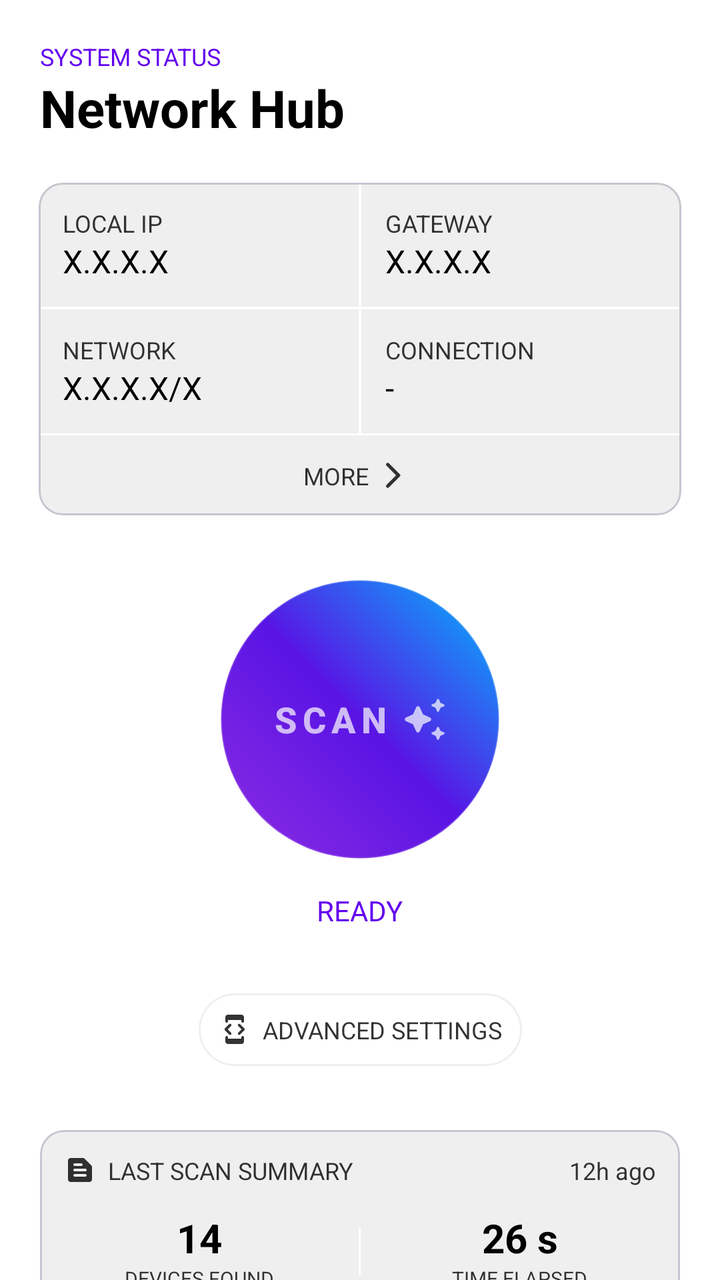
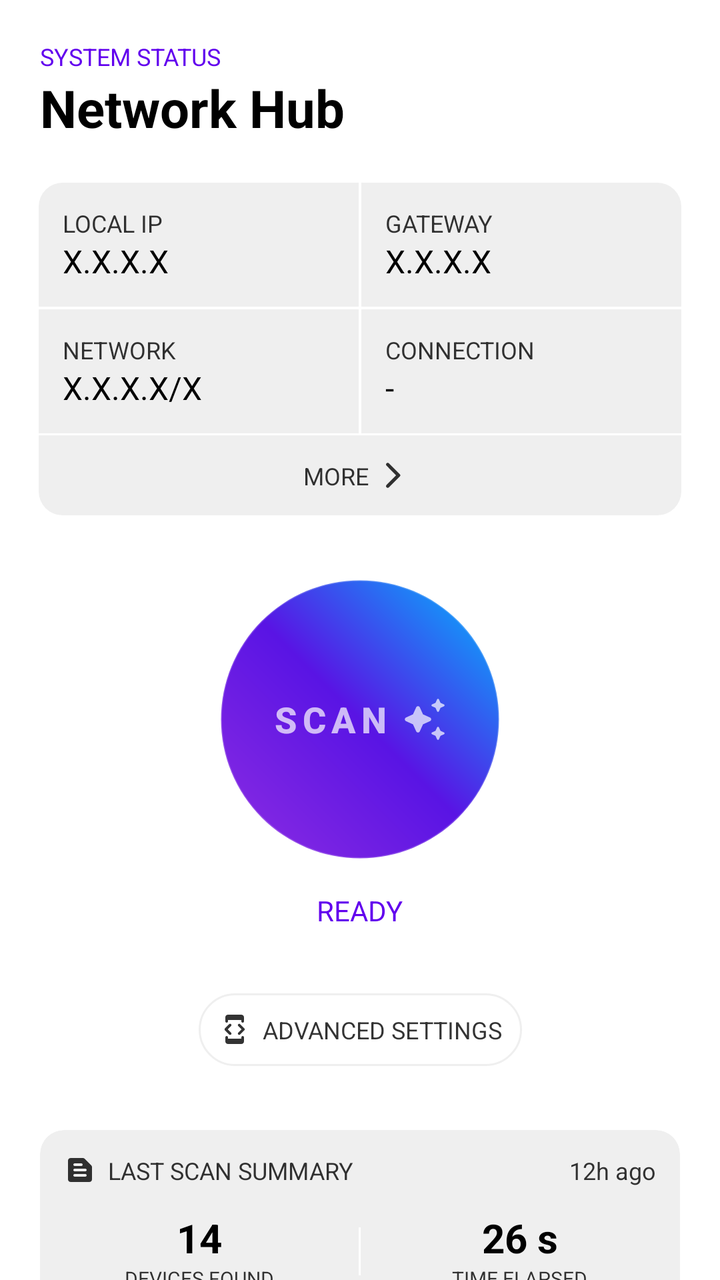

Two renders of the same Android screen: before a commit and after it. Below are the layout's source before the change and the commit's diff.
<!-- AndroidManifest.xml: application theme Theme.NetAnalyzer.Light -->
<!-- res/layout/fragment_home.xml -->
<?xml version="1.0" encoding="utf-8"?>
<ScrollView xmlns:android="http://schemas.android.com/apk/res/android"
    xmlns:app="http://schemas.android.com/apk/res-auto"
    android:layout_width="match_parent"
    android:layout_height="match_parent"
    android:fillViewport="true"
    android:scrollbars="none">

    <androidx.constraintlayout.widget.ConstraintLayout
        android:layout_width="match_parent"
        android:layout_height="wrap_content"
        android:background="?android:attr/colorBackground"
        android:clipChildren="false"
        android:clipToPadding="false">

        <LinearLayout
            android:id="@+id/header"
            android:layout_width="wrap_content"
            android:layout_height="wrap_content"
            android:layout_margin="20dp"
            android:orientation="vertical"
            app:layout_constraintStart_toStartOf="parent"
            app:layout_constraintTop_toTopOf="parent">

            <TextView
                android:id="@+id/tv_subtitle"
                android:layout_width="wrap_content"
                android:layout_height="wrap_content"
                android:text="@string/system_status"
                android:textColor="?attr/colorPrimary"
                android:textSize="12sp" />

            <TextView
                android:id="@+id/tvSettingsTitle"
                android:layout_width="wrap_content"
                android:layout_height="wrap_content"
                android:text="@string/network_hub"
                android:textColor="?attr/colorOnBackground"
                android:textSize="26sp"
                android:textStyle="bold" />
        </LinearLayout>

        <com.google.android.material.card.MaterialCardView
            android:id="@+id/card_info"
            android:layout_width="wrap_content"
            android:layout_height="wrap_content"
            android:layout_marginTop="20dp"
            app:cardCornerRadius="12dp"
            app:cardElevation="0dp"
            app:layout_constraintEnd_toEndOf="parent"
            app:layout_constraintStart_toStartOf="parent"
            app:layout_constraintTop_toBottomOf="@id/header">

            <GridLayout
                android:id="@+id/layout_network_info"
                android:layout_width="wrap_content"
                android:layout_height="wrap_content"
                android:background="?android:attr/colorBackground"
                android:columnCount="2"
                android:rowCount="3">

                <LinearLayout
                    android:id="@+id/info1"
                    android:layout_width="160dp"
                    android:layout_height="wrap_content"
                    android:layout_marginEnd="0.5dp"
                    android:layout_marginBottom="0.5dp"
                    android:background="?attr/colorSurface"
                    android:orientation="vertical"
                    android:padding="12dp">

                    <TextView
                        android:id="@+id/tv_ip_title"
                        android:layout_width="wrap_content"
                        android:layout_height="wrap_content"
                        android:text="@string/home_local_ip"
                        android:textColor="?attr/colorOnSurface"
                        android:textSize="12sp" />

                    <TextView
                        android:id="@+id/tv_ip"
                        android:layout_width="wrap_content"
                        android:layout_height="wrap_content"
                        android:text="@string/ip_placeholder"
                        android:textColor="?attr/colorOnBackground"
                        android:textSize="16sp" />
                </LinearLayout>

                <LinearLayout
                    android:id="@+id/info2"
                    android:layout_width="160dp"
                    android:layout_height="wrap_content"
                    android:layout_marginStart="0.5dp"
                    android:layout_marginBottom="0.5dp"
                    android:background="?attr/colorSurface"
                    android:orientation="vertical"
                    android:padding="12dp">

                    <TextView
                        android:id="@+id/tv_gateway_title"
                        android:layout_width="wrap_content"
                        android:layout_height="wrap_content"
                        android:text="@string/home_gateway"
                        android:textColor="?attr/colorOnSurface"
                        android:textSize="12sp" />

                    <TextView
                        android:id="@+id/tv_gateway"
                        android:layout_width="wrap_content"
                        android:layout_height="wrap_content"
                        android:text="@string/ip_placeholder"
                        android:textColor="?attr/colorOnBackground"
                        android:textSize="16sp" />
                </LinearLayout>

                <LinearLayout
                    android:id="@+id/info3"
                    android:layout_width="160dp"
                    android:layout_height="wrap_content"
                    android:layout_marginTop="0.5dp"
                    android:layout_marginEnd="0.5dp"
                    android:background="?attr/colorSurface"
                    android:orientation="vertical"
                    android:padding="12dp">

                    <TextView
                        android:id="@+id/tv_net_title"
                        android:layout_width="wrap_content"
                        android:layout_height="wrap_content"
                        android:text="@string/network"
                        android:textColor="?attr/colorOnSurface"
                        android:textSize="12sp" />

                    <TextView
                        android:id="@+id/tv_net"
                        android:layout_width="wrap_content"
                        android:layout_height="wrap_content"
                        android:text="@string/network_placeholder"
                        android:textColor="?attr/colorOnBackground"
                        android:textSize="16sp" />
                </LinearLayout>

                <LinearLayout
                    android:id="@+id/info4"
                    android:layout_width="160dp"
                    android:layout_height="wrap_content"
                    android:layout_marginStart="0.5dp"
                    android:layout_marginTop="0.5dp"
                    android:background="?attr/colorSurface"
                    android:orientation="vertical"
                    android:padding="12dp">

                    <TextView
                        android:id="@+id/tv_connection_title"
                        android:layout_width="wrap_content"
                        android:layout_height="wrap_content"
                        android:text="@string/connection"
                        android:textColor="?attr/colorOnSurface"
                        android:textSize="12sp" />

                    <TextView
                        android:id="@+id/tv_connection"
                        android:layout_width="wrap_content"
                        android:layout_height="wrap_content"
                        android:text="@string/unknown"
                        android:textColor="?attr/colorOnBackground"
                        android:textSize="16sp" />
                </LinearLayout>

                <LinearLayout
                    android:id="@+id/more"
                    android:layout_width="0dp"
                    android:layout_height="40dp"
                    android:layout_columnSpan="2"
                    android:layout_gravity="fill_horizontal"
                    android:layout_marginTop="1dp"
                    android:background="?attr/colorSurface"
                    android:clickable="true"
                    android:focusable="true"
                    android:foreground="?android:attr/selectableItemBackground"
                    android:gravity="center"
                    android:orientation="horizontal"
                    android:padding="12dp">

                    <TextView
                        android:id="@+id/tv_expand_text"
                        android:layout_width="wrap_content"
                        android:layout_height="wrap_content"
                        android:text="@string/more"
                        android:textColor="?attr/colorOnSurface"
                        android:textSize="12sp" />

                    <ImageView
                        android:id="@+id/iv_expand_icon"
                        android:layout_width="wrap_content"
                        android:layout_height="wrap_content"
                        android:layout_gravity="center"
                        android:contentDescription="@string/expand_info_desc"
                        android:src="@drawable/ic_arrow_forward"
                        app:tint="?attr/colorOnSurface" />
                </LinearLayout>

            </GridLayout>

        </com.google.android.material.card.MaterialCardView>

        <View
            android:id="@+id/ring3"
            android:layout_width="280dp"
            android:layout_height="280dp"
            android:alpha="0"
            android:background="@drawable/scan_ring"
            app:layout_constraintBottom_toBottomOf="@id/btn_scan"
            app:layout_constraintEnd_toEndOf="@id/btn_scan"
            app:layout_constraintStart_toStartOf="@id/btn_scan"
            app:layout_constraintTop_toTopOf="@id/btn_scan" />

        <View
            android:id="@+id/ring2"
            android:layout_width="220dp"
            android:layout_height="220dp"
            android:alpha="0"
            android:background="@drawable/scan_ring"
            app:layout_constraintBottom_toBottomOf="@id/btn_scan"
            app:layout_constraintEnd_toEndOf="@id/btn_scan"
            app:layout_constraintStart_toStartOf="@id/btn_scan"
            app:layout_constraintTop_toTopOf="@id/btn_scan" />

        <View
            android:id="@+id/ring1"
            android:layout_width="170dp"
            android:layout_height="170dp"
            android:alpha="0"
            android:background="@drawable/scan_ring"
            app:layout_constraintBottom_toBottomOf="@id/btn_scan"
            app:layout_constraintEnd_toEndOf="@id/btn_scan"
            app:layout_constraintStart_toStartOf="@id/btn_scan"
            app:layout_constraintTop_toTopOf="@id/btn_scan" />

        <com.google.android.material.button.MaterialButton
            android:id="@+id/btn_scan"
            android:layout_width="140dp"
            android:layout_height="140dp"
            android:layout_marginTop="32dp"
            android:background="@drawable/bg_button_gradient"
            android:insetTop="0dp"
            android:insetBottom="0dp"
            android:letterSpacing="0.15"
            android:text="@string/scan"
            android:textColor="?attr/colorOnPrimary70"
            android:textSize="18sp"
            android:textStyle="bold"
            app:backgroundTint="@null"
            app:cornerRadius="70dp"

            app:icon="@drawable/ic_ai"
            app:iconGravity="textEnd"
            app:iconPadding="5dp"
            app:iconSize="24dp"

            app:iconTint="?attr/colorOnPrimary70"
            app:layout_constraintBottom_toTopOf="@id/tv_status"
            app:layout_constraintEnd_toEndOf="parent"
            app:layout_constraintStart_toStartOf="parent"
            app:layout_constraintTop_toBottomOf="@id/card_info"
            app:layout_constraintVertical_bias="0.4" />

        <TextView
            android:id="@+id/tv_status"
            android:layout_width="wrap_content"
            android:layout_height="wrap_content"
            android:layout_marginTop="16dp"
            android:layout_marginBottom="32dp"
            android:text="@string/ready"
            android:textColor="?attr/colorPrimary"
            android:textSize="14sp"
            app:layout_constraintBottom_toTopOf="@id/advanced_menu"
            app:layout_constraintEnd_toEndOf="parent"
            app:layout_constraintStart_toStartOf="parent"
            app:layout_constraintTop_toBottomOf="@id/btn_scan" />

        <LinearLayout
            android:id="@+id/advanced_menu"
            android:layout_width="wrap_content"
            android:layout_height="wrap_content"
            android:background="@drawable/round_button_selector_36"
            android:clickable="true"
            android:focusable="true"
            android:foreground="@drawable/round_ripple_24"
            android:padding="10dp"
            app:layout_constraintBottom_toTopOf="@id/card_history"
            app:layout_constraintEnd_toEndOf="parent"
            app:layout_constraintStart_toStartOf="parent"
            app:layout_constraintTop_toBottomOf="@id/tv_status">

            <ImageView
                android:layout_width="16dp"
                android:layout_height="16dp"
                android:layout_marginEnd="6dp"
                android:src="@drawable/ic_advanced"
                app:tint="?attr/colorOnSurface" />

            <TextView
                android:layout_width="wrap_content"
                android:layout_height="wrap_content"
                android:layout_weight="1"
                android:text="@string/advanced_settings"
                android:textColor="?attr/colorOnSurface"
                android:textSize="12sp" />

        </LinearLayout>

        <com.google.android.material.card.MaterialCardView
            android:id="@+id/card_history"
            android:layout_width="320dp"
            android:layout_height="wrap_content"
            android:layout_marginTop="32dp"
            android:clickable="true"
            android:focusable="true"
            android:foreground="?android:attr/selectableItemBackground"
            app:cardCornerRadius="12dp"
            app:cardElevation="0dp"
            app:layout_constraintEnd_toEndOf="parent"
            app:layout_constraintStart_toStartOf="parent"
            app:layout_constraintTop_toBottomOf="@id/advanced_menu">

            <LinearLayout
                android:layout_width="match_parent"
                android:layout_height="match_parent"
                android:layout_marginBottom="12dp"
                android:gravity="center"
                android:orientation="vertical">

                <LinearLayout
                    android:id="@+id/history"
                    android:layout_width="match_parent"
                    android:layout_height="wrap_content"
                    android:orientation="horizontal"
                    android:padding="12dp">

                    <ImageView
                        android:layout_width="16dp"
                        android:layout_height="16dp"
                        android:layout_marginEnd="6dp"
                        android:src="@drawable/ic_document"
                        app:tint="?attr/colorOnSurface" />

                    <TextView
                        android:id="@+id/tv_history_title"
                        android:layout_width="wrap_content"
                        android:layout_height="wrap_content"
                        android:layout_weight="1"
                        android:text="@string/last_scan_summary"
                        android:textColor="?attr/colorOnSurface"
                        android:textSize="12sp" />

                    <TextView
                        android:id="@+id/tv_history_time"
                        android:layout_width="wrap_content"
                        android:layout_height="wrap_content"
                        android:text="@string/time_ago_12h"
                        android:textColor="?attr/colorOnSurface"
                        android:textSize="12sp" />
                </LinearLayout>

                <LinearLayout
                    android:layout_width="match_parent"
                    android:layout_height="wrap_content"
                    android:baselineAligned="false"
                    android:gravity="center"
                    android:orientation="horizontal">

                    <LinearLayout
                        android:layout_width="0dp"
                        android:layout_height="wrap_content"
                        android:layout_weight="1"
                        android:gravity="center"
                        android:orientation="vertical">

                        <TextView
                            android:id="@+id/tv_devices_count"
                            android:layout_width="wrap_content"
                            android:layout_height="wrap_content"
                            android:text="@string/default_device_count"
                            android:textColor="?attr/colorOnBackground"
                            android:textSize="20sp"
                            android:textStyle="bold" />

                        <TextView
                            android:layout_width="wrap_content"
                            android:layout_height="wrap_content"
                            android:text="@string/devices_found"
                            android:textColor="?attr/colorOnSurface"
                            android:textSize="10sp" />
                    </LinearLayout>

                    <View
                        android:layout_width="1dp"
                        android:layout_height="24dp"
                        android:background="?android:attr/colorBackground" />

                    <LinearLayout
                        android:layout_width="0dp"
                        android:layout_height="wrap_content"
                        android:layout_weight="1"
                        android:gravity="center"
                        android:orientation="vertical">

                        <TextView
                            android:id="@+id/tv_time_elapsed"
                            android:layout_width="wrap_content"
                            android:layout_height="wrap_content"
                            android:text="@string/default_time_elapsed"
                            android:textColor="?attr/colorOnBackground"
                            android:textSize="20sp"
                            android:textStyle="bold" />

                        <TextView
                            android:layout_width="wrap_content"
                            android:layout_height="wrap_content"
                            android:text="@string/time_elapsed_label"
                            android:textColor="?attr/colorOnSurface"
                            android:textSize="10sp" />
                    </LinearLayout>

                </LinearLayout>

            </LinearLayout>

        </com.google.android.material.card.MaterialCardView>

    </androidx.constraintlayout.widget.ConstraintLayout>
</ScrollView>
<!-- resources referenced by this layout -->
<resources>
  <!-- drawable round_button_selector_36 (drawable) -->
  <?xml version="1.0" encoding="utf-8"?>
  <selector xmlns:android="http://schemas.android.com/apk/res/android">
      <item android:drawable="@drawable/round_button_pressed_36" android:state_pressed="true" />
      <item android:drawable="@drawable/round_button_36" />
  </selector>
  <!-- drawable round_ripple_24 (drawable) -->
  <?xml version="1.0" encoding="utf-8"?>
  <ripple xmlns:android="http://schemas.android.com/apk/res/android"
      android:color="?android:attr/colorControlHighlight">
      <item android:id="@android:id/mask">
          <shape android:shape="rectangle">
              <corners android:radius="24dp" />
              <solid android:color="?android:attr/colorBackground" />
          </shape>
      </item>
  </ripple>
  <!-- drawable scan_ring (drawable) -->
  <?xml version="1.0" encoding="utf-8"?>
  <shape xmlns:android="http://schemas.android.com/apk/res/android"
      android:shape="oval">
      <stroke
          android:width="2dp"
          android:color="#FF6200EE" />
      <solid android:color="#00000000" />
  </shape>
  <string name="advanced_settings">ADVANCED SETTINGS</string>
  <string name="connection">CONNECTION</string>
  <string name="default_device_count">14</string>
  <string name="default_time_elapsed">26 s</string>
  <string name="devices_found">DEVICES FOUND</string>
  <string name="expand_info_desc">Expand info</string>
  <string name="home_gateway">GATEWAY</string>
  <string name="home_local_ip">LOCAL IP</string>
  <string name="ip_placeholder">X.X.X.X</string>
  <string name="last_scan_summary">LAST SCAN SUMMARY</string>
  <string name="more">MORE</string>
  <string name="network">NETWORK</string>
  <string name="network_hub">Network Hub</string>
  <string name="network_placeholder">X.X.X.X/X</string>
  <string name="ready">READY</string>
  <string name="scan">SCAN</string>
  <string name="system_status">SYSTEM STATUS</string>
  <string name="time_ago_12h">12h ago</string>
  <string name="time_elapsed_label">TIME ELAPSED</string>
  <string name="unknown">-</string>
  <!-- drawable round_button_pressed_36 (drawable) -->
  <shape xmlns:android="http://schemas.android.com/apk/res/android"
      android:shape="rectangle">
  
      <solid android:color="?attr/colorSurface" />
  
      <corners android:radius="36dp" />
  
      <stroke
          android:width="1dp"
          android:color="?attr/colorBackground10" />
  
  </shape>
  <!-- drawable round_button_36 (drawable) -->
  <shape xmlns:android="http://schemas.android.com/apk/res/android"
      android:shape="rectangle">
  
      <solid android:color="?android:attr/colorBackground" />
  
      <corners android:radius="36dp" />
  
      <stroke
          android:width="1dp"
          android:color="?attr/colorBackground10" />
  
  </shape>
  <color name="light_primary">#FF6200EE</color>
  <color name="light_on_primary">#FFFFFFFF</color>
  <color name="light_secondary">#FF03DAC5</color>
  <color name="light_on_secondary">#FF000000</color>
  <color name="light_error">#FFB00020</color>
  <color name="light_on_error">#FFFFFFFF</color>
  <color name="light_background">#FFFFFFFF</color>
  <color name="light_surface">#EFEFEF</color>
  <color name="light_on_surface">#CC000000</color>
  <color name="light_on_background">#FF000000</color>
  <color name="light_terminal">#FF121212</color>
  <color name="light_on_terminal">#FFFFFFFF</color>
  <color name="light_button">#e8def8</color>
  <color name="light_warning">#FFC107</color>
  <color name="light_background_10">#11121212</color>
  <color name="light_primary_70">#B36200EE</color>
  <color name="light_on_primary_70">#B3FFFFFF</color>
  <!-- unchanged entries left out for length: 6 -->
</resources>

<!-- the commit's change to res/layout/fragment_home.xml (unified diff, before → after) -->
@@ -3,6 +3,7 @@
     xmlns:app="http://schemas.android.com/apk/res-auto"
     android:layout_width="match_parent"
     android:layout_height="match_parent"
+    android:layout_margin="2dp"
     android:fillViewport="true"
     android:scrollbars="none">
 
@@ -45,11 +46,14 @@
             android:layout_width="wrap_content"
             android:layout_height="wrap_content"
             android:layout_marginTop="20dp"
+            app:cardBackgroundColor="@android:color/transparent"
             app:cardCornerRadius="12dp"
             app:cardElevation="0dp"
             app:layout_constraintEnd_toEndOf="parent"
             app:layout_constraintStart_toStartOf="parent"
-            app:layout_constraintTop_toBottomOf="@id/header">
+            app:layout_constraintTop_toBottomOf="@id/header"
+            app:strokeColor="@android:color/transparent"
+            app:strokeWidth="0dp">
 
             <GridLayout
                 android:id="@+id/layout_network_info"
@@ -318,11 +322,14 @@
             android:clickable="true"
             android:focusable="true"
             android:foreground="?android:attr/selectableItemBackground"
+            app:cardBackgroundColor="?attr/colorSurface"
             app:cardCornerRadius="12dp"
             app:cardElevation="0dp"
             app:layout_constraintEnd_toEndOf="parent"
             app:layout_constraintStart_toStartOf="parent"
-            app:layout_constraintTop_toBottomOf="@id/advanced_menu">
+            app:layout_constraintTop_toBottomOf="@id/advanced_menu"
+            app:strokeColor="@android:color/transparent"
+            app:strokeWidth="0dp">
 
             <LinearLayout
                 android:layout_width="match_parent"
